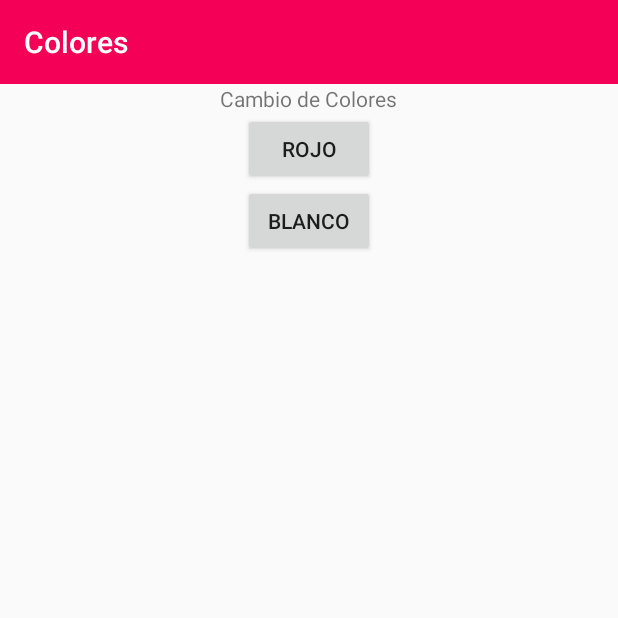
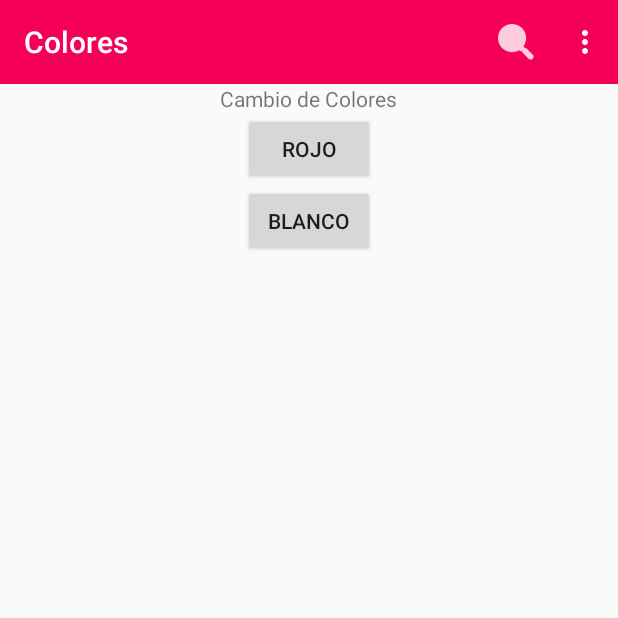
Before and after one commit to calyr/ColoresMaterialDesign, an Android app: the screen it shows after launch (MainActivity), on a phone screen of 412 x 824 dp, the top half of it. Run offline under Robolectric (Android 15) with nearby library versions, the phone set to English and light mode, and no system bars.

Commit message:
ActionBarIcons

```diff
--- a/app/src/main/java/ucb/bo/edu/colores/MainActivity.java
+++ b/app/src/main/java/ucb/bo/edu/colores/MainActivity.java
@@ -4,6 +4,8 @@ import android.graphics.Color;
 import android.os.Bundle;
 import android.support.v7.app.AppCompatActivity;
 import android.support.v7.widget.Toolbar;
+import android.view.Menu;
+import android.view.MenuItem;
 import android.view.View;
 import android.widget.Button;
 import android.widget.LinearLayout;
@@ -42,4 +44,19 @@ public class MainActivity extends AppCompatActivity {
         this.layoutPrincipal.setBackgroundColor(Color.RED);
     }
 
+    @Override
+    public boolean onCreateOptionsMenu(Menu menu) {
+        getMenuInflater().inflate(R.menu.menu_main, menu);
+        return true;
+    }
+
+    @Override
+    public boolean onOptionsItemSelected(MenuItem item) {
+        if (item.getItemId() == R.id.action_search){
+            System.out.println("icon search");
+            return true;
+        }
+
+        return super.onOptionsItemSelected(item);
+    }
 }
--- /dev/null
+++ b/app/src/main/res/menu/menu_main.xml
@@ -0,0 +1,18 @@
+<menu xmlns:android="http://schemas.android.com/apk/res/android"
+    xmlns:app="http://schemas.android.com/apk/res-auto"
+    xmlns:tools="http://schemas.android.com/tools"
+    tools:context=".MainActivity">
+
+    <item
+        android:id="@+id/action_search"
+        android:title="@string/action_search"
+        android:orderInCategory="100"
+        android:icon="@drawable/ic_action_search"
+        app:showAsAction="ifRoom" />
+
+    <item
+        android:id="@+id/action_settings"
+        android:title="@string/action_setting"
+        android:orderInCategory="100"
+        app:showAsAction="never" />
+</menu>
--- a/app/src/main/res/values/strings.xml
+++ b/app/src/main/res/values/strings.xml
@@ -1,3 +1,5 @@
 <resources>
     <string name="app_name">Colores</string>
+    <string name="action_search">Buscar</string>
+    <string name="action_setting">Configuración</string>
 </resources>
```
Also changed, not shown: app/src/main/res/drawable-hdpi/ic_action_search.png (added), app/src/main/res/drawable-mdpi/ic_action_search.png (added), app/src/main/res/drawable-xhdpi/ic_action_search.png (added), app/src/main/res/drawable-xxhdpi/ic_action_search.png (added).
